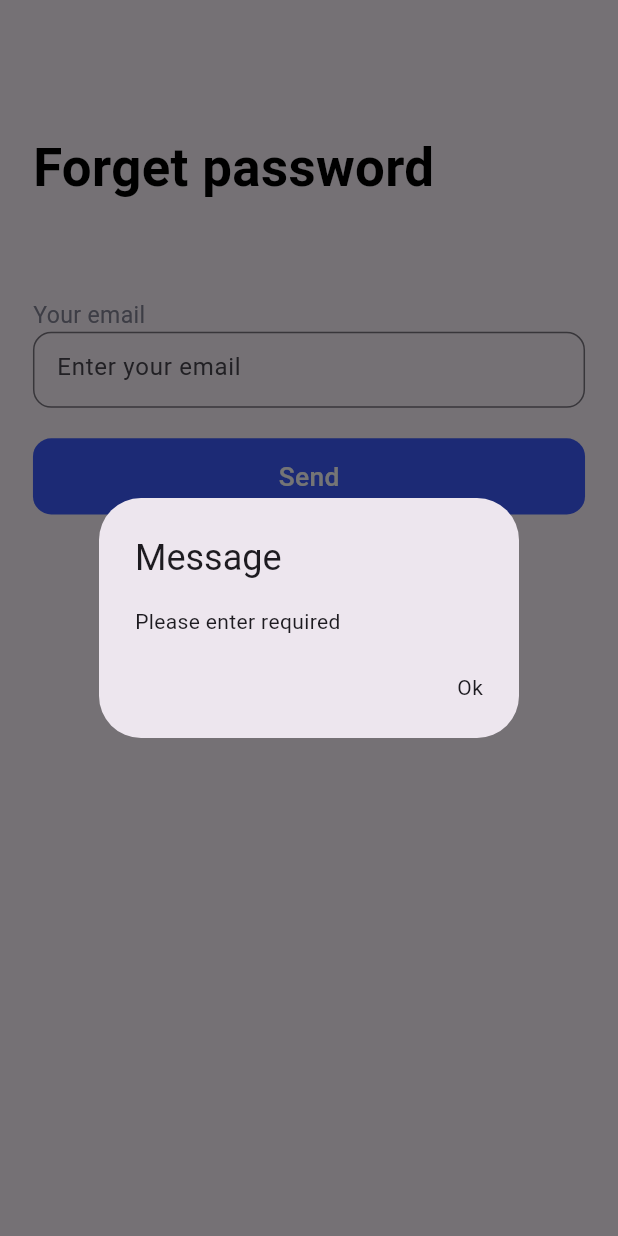
After one commit to hasan-wahab/learning-app, a Flutter app: the ForgetPasswordScreen screen opened by its route, after a tap on "Send", on a phone screen of 412 x 824 dp. The commit adds this screen. Run offline on Flutter 3.47's test engine with Material 3 defaults, Android fonts, the light colour scheme and no system bars; our stand-ins replace cloud_firestore, firebase_auth, firebase_core, flutter_bloc, flutter_screenutil, google_sign_in and 1 more; missing offline and left inert: flutter_facebook_auth; accounts and stored records are empty.

Commit message:
auth complete

```diff
--- a/lib/app_routes/onGenerateRoute.dart
+++ b/lib/app_routes/onGenerateRoute.dart
@@ -1,7 +1,6 @@
 import 'package:firebase_auth/firebase_auth.dart';
 import 'package:flutter/cupertino.dart';
 import 'package:flutter/material.dart';
-import 'package:flutter/rendering.dart';
 import 'package:flutter_bloc/flutter_bloc.dart';
 import 'package:foodi/app_routes/app_routes.dart';
 import 'package:foodi/app_ui/datail_screen/detail_bloc/detail_bloc.dart';
@@ -22,16 +21,14 @@ import 'package:foodi/app_ui/nave_bar/search_screens/search_screen.dart';
 import 'package:foodi/app_ui/nave_bar/search_screens/search_screen_bloc/search_screen_bloc.dart';
 import 'package:foodi/app_ui/onboarding_scr/on_boading_screen1.dart';
 import 'package:foodi/app_ui/onboarding_scr/onboarding_person/on_boarding_person_class.dart';
-import 'package:foodi/app_ui/onboarding_scr/on_boarding_secree2.dart';
 import 'package:foodi/app_ui/onboarding_scr/onboarding_person/onboarding_person_bloc/onboarding_person_bloc.dart';
-import 'package:foodi/app_ui/onboarding_scr/onboarding_screen3.dart';
-import 'package:foodi/app_ui/payment_method/card_list/card_list_screen/card_list_screen_bloc/card_list_screen_bloc.dart';
 import 'package:foodi/app_ui/payment_method/card_list/detail_screen/card_detail_screen.dart';
 import 'package:foodi/app_ui/payment_method/card_list/card_list_screen/card_list_screen.dart';
 import 'package:foodi/app_ui/payment_method/card_list/detail_screen/card_detail_screen_bloc/card_details_screen_bloc.dart';
 import 'package:foodi/app_ui/payment_method/card_list/sucess_screen.dart';
 import 'package:foodi/app_ui/user_auth/continue_with_phone/continue_with_phone_bloc/continue_phone_bloc.dart';
 import 'package:foodi/app_ui/user_auth/continue_with_phone/continue_with_phone_screen.dart';
+import 'package:foodi/app_ui/user_auth/login_screen/forget_password/forget_passworod_bloc/forget_bloc.dart';
 import 'package:foodi/app_ui/user_auth/login_screen/login_screen.dart';
 import 'package:foodi/app_ui/user_auth/login_screen/login_screen_bloc/login_screen_bloc.dart';
 import 'package:foodi/app_ui/user_auth/otp_screen/otp_screen.dart';
@@ -41,6 +38,8 @@ import 'package:foodi/app_ui/user_auth/sign_up_screen/sign_up_screen.dart';
 import 'package:foodi/app_ui/video_player/video_player_bloc/video_player_bloc.dart';
 import 'package:foodi/app_ui/video_player/video_player_screen.dart';
 import 'package:foodi/local_storage_service/local_data/local_data.dart';
+
+import '../app_ui/user_auth/login_screen/forget_password/forget_password_screen.dart';
 
 class AppRouting {
   final String? routeName;
@@ -52,9 +51,6 @@ class AppRouting {
     required this.route,
     required this.bloc,
   });
-  static Future currentUserReload() async {
-    return await FirebaseAuth.instance.currentUser!.reload();
-  }
 
   static List<AppRouting> routeList = [
     AppRouting(
@@ -143,6 +139,11 @@ class AppRouting {
       route: MyCoursesScreen(),
       bloc: BlocProvider(create: (_) => MyCourseScreenBloc(0)),
     ),
+    AppRouting(
+      routeName: AppRoutes.forgetPasswordScreen,
+      route: ForgetPasswordScreen(),
+      bloc: BlocProvider(create: (_) => ForgetPasswordBloc()),
+    ),
   ];
 
   static blocProviderList() {
@@ -158,8 +159,6 @@ class AppRouting {
     BuildContext context,
   ) {
     if (settings.name!.isNotEmpty) {
-      FirebaseAuth auth = FirebaseAuth.instance;
-
       final result = routeList
           .where((test) => test.routeName == settings.name)
           .toList();
@@ -167,24 +166,23 @@ class AppRouting {
       if (result.isNotEmpty) {
         final bool? firstTimeAppOpen;
         firstTimeAppOpen = AppLocalDataStorage.getData();
-
+        FirebaseAuth auth = FirebaseAuth.instance;
         // onBoardingPersonClass - [This is initial route name]
         if (firstTimeAppOpen == true &&
             result.first.routeName == AppRoutes.onBoardingPersonClass) {
           return CupertinoPageRoute(
             builder: (context) {
-              currentUserReload();
-              if (auth.currentUser != null) {
-                return NavBar();
-              } else {
-                return LoginScreen();
-              }
+              return LoginScreen();
+              //   if (auth.currentUser!.emailVerified && auth.currentUser != null) {
+              //     return NavBar();
+              //   }
+              //   return LoginScreen();
             },
-
             settings: settings,
           );
         }
-        print(result.single.routeName);
+
+        // print(result.single.routeName);
 
         // agr haymary pass list may jo b screen ham return karna chahtay hay to wo list may add ho
         // to return karay ga other vise else return karay ga
@@ -198,7 +196,7 @@ class AppRouting {
 
       return CupertinoPageRoute(builder: (_) => OnBoadingScreen1());
     } else {
-      print('setting  is empty');
+      // print('setting  is empty');
       return CupertinoPageRoute(builder: (_) => OnBoardingPersonClass());
     }
   }
--- a/lib/app_ui/app_widgets/app_text_field.dart
+++ b/lib/app_ui/app_widgets/app_text_field.dart
@@ -7,6 +7,7 @@ class AppTextField extends StatelessWidget {
   final Widget? prefixIcon;
   final double height;
   final double width;
+  final String? initValue;
   String Function(String? value)? validator;
   TextEditingController? controller = TextEditingController();
   void Function(String value)? onChange;
@@ -17,6 +18,7 @@ class AppTextField extends StatelessWidget {
     this.hintText,
     this.height = 50,
     this.width = 327,
+    this.initValue,
     this.prefixIcon,
     this.controller,
     this.validator,
@@ -37,7 +39,6 @@ class AppTextField extends StatelessWidget {
         controller: controller,
         decoration: InputDecoration(
           prefixIcon: prefixIcon,
-
           hintText: hintText,
           suffixIcon: icon,
           border: OutlineInputBorder(borderRadius: BorderRadius.circular(12.r)),
--- /dev/null
+++ b/lib/app_ui/user_auth/login_screen/forget_password/forget_password_screen.dart
@@ -0,0 +1,107 @@
+import 'package:firebase_auth/firebase_auth.dart';
+import 'package:flutter/material.dart';
+import 'package:flutter_bloc/flutter_bloc.dart';
+import 'package:flutter_screenutil/flutter_screenutil.dart';
+import 'package:foodi/app_ui/app_widgets/app_button.dart';
+import 'package:foodi/app_ui/app_widgets/app_text_field.dart';
+import 'package:foodi/app_ui/app_widgets/reuseable_text.dart';
+import 'package:foodi/app_ui/user_auth/login_screen/forget_password/forget_passworod_bloc/forget_bloc.dart';
+import 'package:foodi/app_ui/user_auth/login_screen/forget_password/forget_passworod_bloc/forget_event.dart';
+import 'package:foodi/app_ui/user_auth/login_screen/forget_password/forget_passworod_bloc/forget_state.dart';
+import 'package:foodi/app_ui/user_auth/user_auth_handler.dart';
+import 'package:foodi/common/app_style/app_size.dart';
+import 'package:foodi/common/app_style/text_style.dart';
+
+class ForgetPasswordScreen extends StatefulWidget {
+  const ForgetPasswordScreen({super.key});
+
+  @override
+  State<ForgetPasswordScreen> createState() => _ForgetPasswordScreenState();
+}
+
+class _ForgetPasswordScreenState extends State<ForgetPasswordScreen> {
+  TextEditingController controller = TextEditingController();
+
+  @override
+  Widget build(BuildContext context) {
+    return BlocConsumer<ForgetPasswordBloc, ForgetPasswordState>(
+      listener: (context, state) {
+        if (state.error.isNotEmpty) {
+          showDialog(
+            context: context,
+            builder: (context) => AlertDialog(
+              title: Text('Message'),
+              content: Text(state.error),
+              actions: [
+                InkWell(
+                  onTap: () {
+                    Navigator.pop(context);
+                  },
+                  child: Text('Ok'),
+                ),
+              ],
+            ),
+          ).then((onValue) {
+            context.read<ForgetPasswordBloc>().add(
+              ForgetPasswordSendErrorEvent(error: ''),
+            );
+          });
+        } else {}
+      },
+      builder: (context, state) {
+        return Scaffold(
+          body: Padding(
+            padding: AppSize.bodyPadding(horizontal: 20, vertical: 0),
+            child: Column(
+              crossAxisAlignment: CrossAxisAlignment.start,
+              children: [
+                AppSize.widgetGap(height: 86, width: 0),
+                ReuseableText(
+                  text: 'Forget password',
+                  textStyle: AppTStyleAndSize.firstTextStyle(),
+                ),
+
+                AppSize.widgetGap(height: 61, width: 0),
+                ReuseableText(
+                  text: 'Your email',
+                  textStyle: AppTStyleAndSize.fourthSmallTextStyle().copyWith(
+                    fontSize: 14.sp,
+                  ),
+                ),
+                AppTextField(
+                  controller: controller,
+                  onChange: (value) {
+                    context.read<ForgetPasswordBloc>().add(
+                      ForgetPasswordSendEmailEvent(email: value.toString()),
+                    );
+                  },
+                  hintText: 'Enter your email',
+                  width: 375,
+                ),
+                AppSize.widgetGap(height: 20, width: 0),
+                AppBtn(
+                  width: 375,
+                  text: state.isLoading == false ? 'Send' : null,
+                  icon: state.isLoading == true
+                      ? CircularProgressIndicator(color: Colors.white)
+                      : null,
+                  onTap: () {
+                    if (state.email != '') {
+                      UserAuthHandler.forgetPassword(context, controller);
+                    } else {
+                      context.read<ForgetPasswordBloc>().add(
+                        ForgetPasswordSendErrorEvent(
+                          error: 'Please enter required',
+                        ),
+                      );
+                    }
+                  },
+                ),
+              ],
+            ),
+          ),
+        );
+      },
+    );
+  }
+}
--- /dev/null
+++ b/lib/app_ui/user_auth/login_screen/forget_password/forget_passworod_bloc/forget_bloc.dart
@@ -0,0 +1,49 @@
+import 'package:flutter_bloc/flutter_bloc.dart';
+import 'package:foodi/app_ui/user_auth/login_screen/forget_password/forget_passworod_bloc/forget_event.dart';
+import 'package:foodi/app_ui/user_auth/login_screen/forget_password/forget_passworod_bloc/forget_state.dart';
+
+class ForgetPasswordBloc
+    extends Bloc<ForgetPasswordEvent, ForgetPasswordState> {
+  ForgetPasswordBloc() : super(ForgetPasswordState()) {
+    on<ForgetPasswordSendEmailEvent>((event, emit) {
+      emit(
+        state.copyWith(
+          email: event.email,
+          error: '',
+          isLoading: false,
+         // controller: state.controller,
+        ),
+      );
+    });
+    on<ForgetPasswordSendErrorEvent>((event, emit) {
+      emit(
+        state.copyWith(
+          error: event.error,
+          email: state.email,
+          isLoading: state.isLoading,
+         // controller: state.controller,
+        ),
+      );
+    });
+    on<ForgetPasswordSendLoadingEvent>((event, emit) {
+      emit(
+        state.copyWith(
+          email: state.email,
+          error: state.error,
+          isLoading: event.isLoading,
+        //  controller: state.controller,
+        ),
+      );
+    });
+    // on<ForgetPasswordSendEmailController>((event, emit) {
+    //   emit(
+    //     state.copyWith(
+    //       controller: event.controller,
+    //       error: state.error,
+    //       email: state.email,
+    //       isLoading: state.isLoading,
+    //     ),
+    //   );
+    // });
+  }
+}
--- /dev/null
+++ b/lib/app_ui/user_auth/login_screen/forget_password/forget_passworod_bloc/forget_event.dart
@@ -0,0 +1,23 @@
+import 'package:flutter/cupertino.dart';
+
+abstract class ForgetPasswordEvent {}
+
+class ForgetPasswordSendEmailEvent extends ForgetPasswordEvent {
+  final String email;
+  ForgetPasswordSendEmailEvent({required this.email});
+}
+
+class ForgetPasswordSendLoadingEvent extends ForgetPasswordEvent {
+  final bool isLoading;
+  ForgetPasswordSendLoadingEvent({required this.isLoading});
+}
+
+class ForgetPasswordSendErrorEvent extends ForgetPasswordEvent {
+  final String error;
+  ForgetPasswordSendErrorEvent({required this.error});
+}
+
+// class ForgetPasswordSendEmailController extends ForgetPasswordEvent {
+//   TextEditingController controller;
+//   ForgetPasswordSendEmailController({required this.controller});
+// }
--- /dev/null
+++ b/lib/app_ui/user_auth/login_screen/forget_password/forget_passworod_bloc/forget_state.dart
@@ -0,0 +1,30 @@
+import 'package:flutter/cupertino.dart';
+import 'package:flutter_bloc/flutter_bloc.dart';
+
+class ForgetPasswordState {
+  final String email;
+  bool isLoading;
+  final String error;
+//  TextEditingController? controller = TextEditingController();
+
+  ForgetPasswordState({
+    this.email = '',
+    this.error = '',
+    this.isLoading = false,
+   // this.controller,
+  });
+
+  ForgetPasswordState copyWith({
+    String? email,
+    bool? isLoading,
+    String? error,
+    //TextEditingController? controller,
+  }) {
+    return ForgetPasswordState(
+      email: email ?? this.email,
+      error: error ?? this.error,
+      isLoading: isLoading ?? this.isLoading,
+     // controller: controller ?? this.controller,
+    );
+  }
+}
```
Also changed, not shown: lib/app_ui/user_auth/login_screen/login_screen.dart (+9 -4 lines), lib/app_ui/user_auth/sign_up_screen/sign_up_screen.dart (+2 -16 lines), lib/app_ui/user_auth/user_auth_handler.dart (+72 -9 lines).
